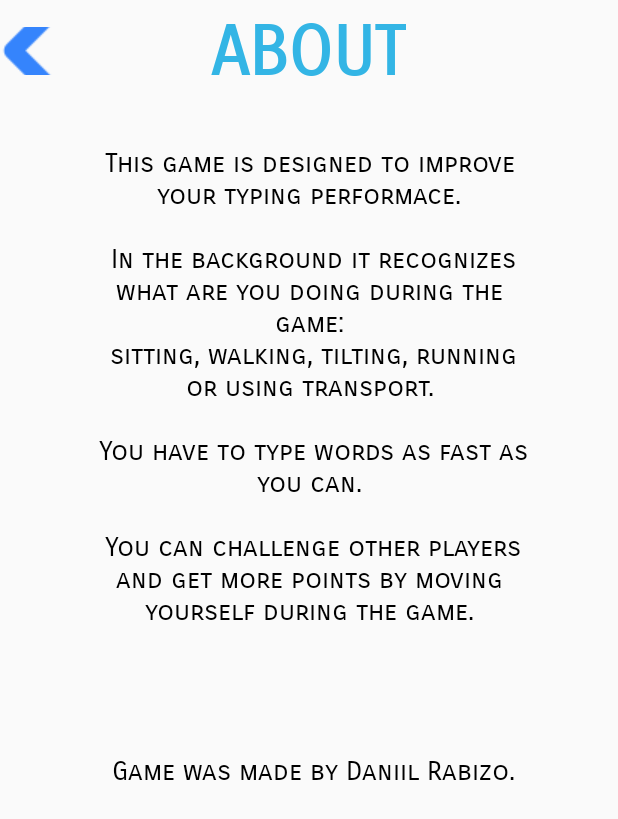
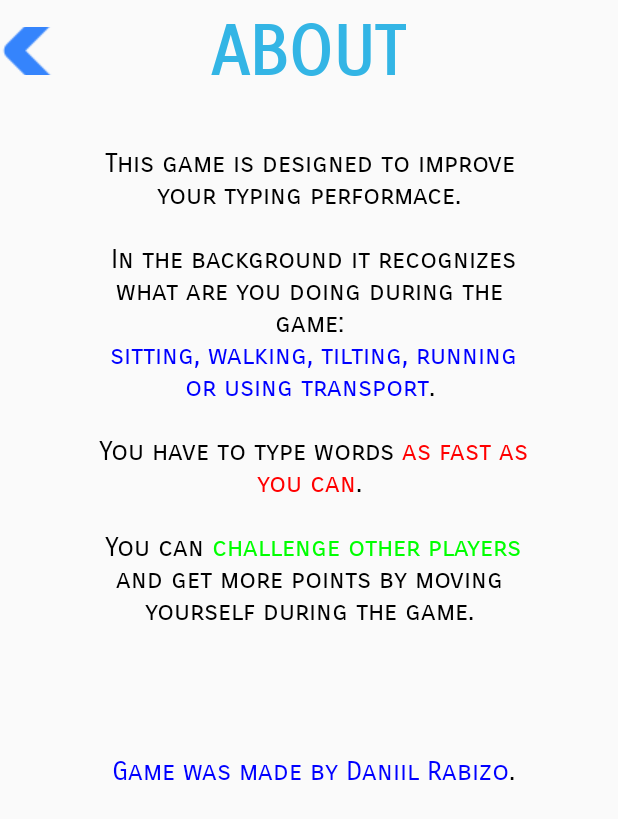
Before and after one commit to dnlrbz/Typo, an Android app: the AboutActivity screen opened directly, with no data from a screen before it, on a phone screen of 412 x 824 dp. Shown: the top 819 px of the screen. Run offline under Robolectric (Android 15) with nearby library versions, the phone set to English and light mode, and no system bars.

Commit message:
bug fixes

```diff
--- a/app/src/main/java/at/ac/univie/hci/typo/View/AboutActivity.java
+++ b/app/src/main/java/at/ac/univie/hci/typo/View/AboutActivity.java
@@ -1,8 +1,12 @@
 package at.ac.univie.hci.typo.View;
 
 import android.content.Intent;
+import android.graphics.Color;
 import android.support.v7.app.AppCompatActivity;
 import android.os.Bundle;
+import android.text.SpannableString;
+import android.text.Spanned;
+import android.text.style.ForegroundColorSpan;
 import android.view.View;
 import android.widget.TextView;
 
@@ -16,7 +20,33 @@ public class AboutActivity extends AppCompatActivity {
         super.onCreate(savedInstanceState);
         setContentView(R.layout.activity_about);
         commomInfo = (TextView) findViewById(R.id.textViewInfo);
-        commomInfo.setText(R.string.common_info);
+        String text = getResources().getString(R.string.common_info);
+        String textToHighlight1 = "sitting, walking, tilting, running or using transport";
+        String textToHighlight2 = "as fast as you can";
+        String textToHighlight3 = "challenge other players";
+        String textToHighlight4 = "Game was made by Daniil Rabizo";
+
+
+        int indexFrom1 = text.indexOf(textToHighlight1);
+        int indexTo1 = indexFrom1 + textToHighlight1.length();
+        int indexFrom2 = text.indexOf(textToHighlight2);
+        int indexTo2 = indexFrom2 + textToHighlight2.length();
+        int indexFrom3 = text.indexOf(textToHighlight3);
+        int indexTo3 = indexFrom3 + textToHighlight3.length();
+        int indexFrom4 = text.indexOf(textToHighlight4);
+        int indexTo4 = indexFrom4 + textToHighlight4.length();
+
+        SpannableString ss = new SpannableString(getResources().getString(R.string.common_info));
+        ForegroundColorSpan fcsBlue = new ForegroundColorSpan(Color.BLUE);
+        ForegroundColorSpan fcsGreen = new ForegroundColorSpan(Color.GREEN);
+        ForegroundColorSpan fcsRed = new ForegroundColorSpan(Color.RED);
+
+
+        ss.setSpan(fcsBlue, indexFrom1, indexTo1, Spanned.SPAN_INCLUSIVE_INCLUSIVE);
+        ss.setSpan(fcsRed, indexFrom2, indexTo2, Spanned.SPAN_INCLUSIVE_INCLUSIVE);
+        ss.setSpan(fcsGreen, indexFrom3, indexTo3, Spanned.SPAN_INCLUSIVE_INCLUSIVE);
+        ss.setSpan(new ForegroundColorSpan(Color.BLUE), indexFrom4, indexTo4, Spanned.SPAN_INCLUSIVE_INCLUSIVE);
+        commomInfo.setText(ss);
 
     }
 
--- a/app/src/main/res/layout/activity_main.xml
+++ b/app/src/main/res/layout/activity_main.xml
@@ -97,7 +97,7 @@
             android:text="@string/empty_hint"
             android:textAlignment="center"
             android:textColor="@android:color/holo_purple"
-            android:textSize="20sp" />
+            android:textSize="30sp" />
 
     </RelativeLayout>
 </android.support.constraint.ConstraintLayout>
```
Also changed, not shown: app/src/main/java/at/ac/univie/hci/typo/View/GameActivity.java (+28 -26 lines), app/src/main/res/layout/activity_game.xml (+9 -12 lines), 7 other files.
